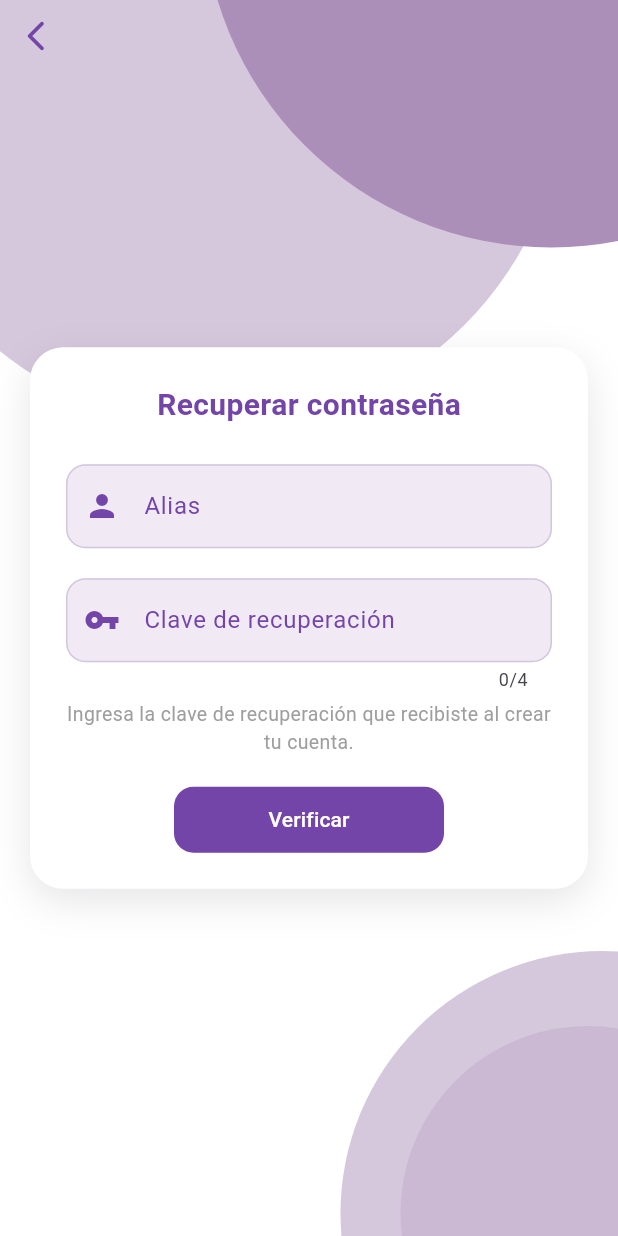
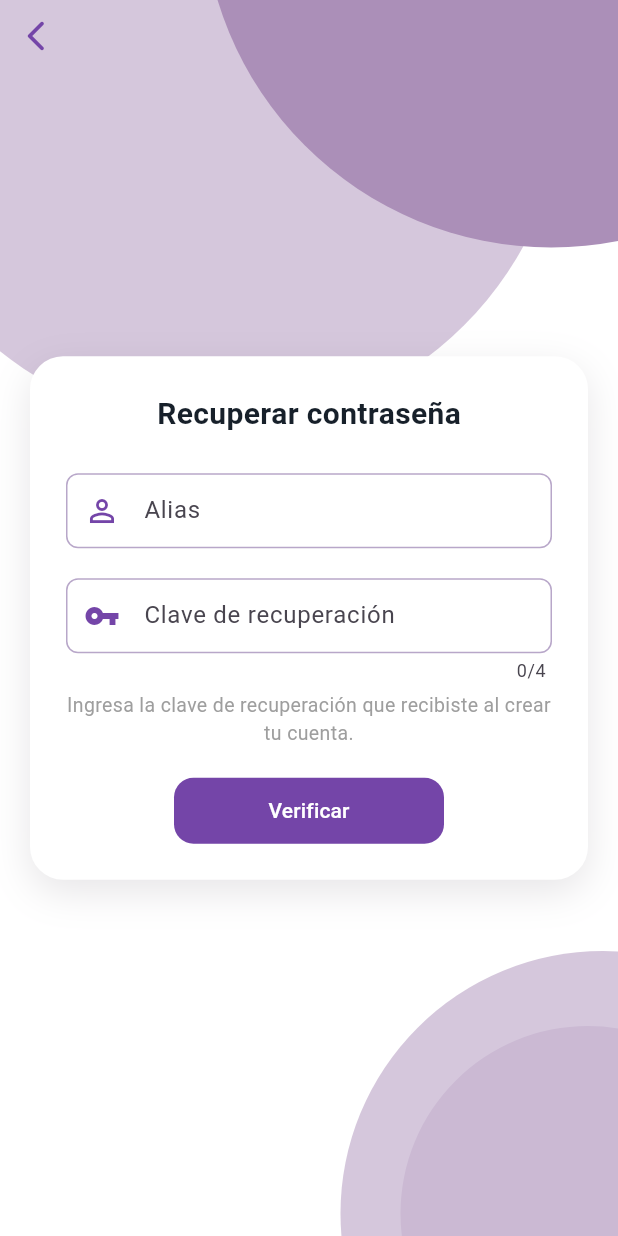
Before and after one commit to zoneidavente/Proyecto_Alerta_Violeta, a Flutter app: the screen it shows after launch, after a tap on "¿Olvidaste tu contraseña?", on a phone screen of 412 x 824 dp. Run offline on Flutter 3.47's test engine with Material 3 defaults, Android fonts, the phone set to English and light mode, and no system bars; our stand-ins replace audioplayers, firebase_core, flutter_map, geolocator, latlong2, timeago; accounts and stored records are empty; network calls fail.

Commit message:
Actualización de la aplicación

```diff
--- a/login_app/lib/recuperar_password_page.dart
+++ b/login_app/lib/recuperar_password_page.dart
@@ -186,7 +186,6 @@ class _RecuperarPasswordPageState extends State<RecuperarPasswordPage> {
   Widget build(BuildContext context) {
     const Color moradoSuave = Color(0xFFAB8FB8);
     const Color moradoTexto = Color(0xFF7445A8);
-    const Color moradoCampo = Color(0xFFF1EAF5);
     const Color borde = Color(0xFFB8A7C9);
 
     return Scaffold(
@@ -280,7 +279,7 @@ class _RecuperarPasswordPageState extends State<RecuperarPasswordPage> {
                         style: TextStyle(
                           fontSize: 20,
                           fontWeight: FontWeight.bold,
-                          color: moradoTexto,
+                          color: Color(0xFF17202A),
                         ),
                       ),
 
@@ -290,31 +289,30 @@ class _RecuperarPasswordPageState extends State<RecuperarPasswordPage> {
                       TextField(
                         controller: aliasController,
                         enabled: !claveVerificada,
-                        style: const TextStyle(color: moradoTexto),
                         decoration: InputDecoration(
-                          labelText: "Alias",
-                          labelStyle: const TextStyle(color: moradoTexto),
+                          hintText: "Alias",
                           prefixIcon: const Icon(
-                            Icons.person,
+                            Icons.person_outline,
                             color: moradoTexto,
                           ),
                           filled: true,
-                          fillColor: moradoCampo,
+                          fillColor: Colors.white,
+                          contentPadding: const EdgeInsets.symmetric(
+                            vertical: 13,
+                          ),
                           border: OutlineInputBorder(
-                            borderRadius: BorderRadius.circular(13),
+                            borderRadius: BorderRadius.circular(8),
                             borderSide: BorderSide(color: borde),
                           ),
                           enabledBorder: OutlineInputBorder(
-                            borderRadius: BorderRadius.circular(13),
-                            borderSide: BorderSide(
-                              color: borde.withValues(alpha: 0.55),
-                            ),
+                            borderRadius: BorderRadius.circular(8),
+                            borderSide: const BorderSide(color: borde),
                           ),
                           focusedBorder: OutlineInputBorder(
-                            borderRadius: BorderRadius.circular(13),
-                            borderSide: BorderSide(
+                            borderRadius: BorderRadius.circular(8),
+                            borderSide: const BorderSide(
                               color: moradoTexto,
-                              width: 1.6,
+                              width: 1.5,
                             ),
                           ),
                         ),
@@ -328,31 +326,30 @@ class _RecuperarPasswordPageState extends State<RecuperarPasswordPage> {
                         enabled: !claveVerificada,
                         keyboardType: TextInputType.number,
                         maxLength: 4,
-                        style: const TextStyle(color: moradoTexto),
                         decoration: InputDecoration(
-                          labelText: "Clave de recuperación",
-                          labelStyle: const TextStyle(color: moradoTexto),
+                          hintText: "Clave de recuperación",
                           prefixIcon: const Icon(
                             Icons.vpn_key,
                             color: moradoTexto,
                           ),
                           filled: true,
-                          fillColor: moradoCampo,
+                          fillColor: Colors.white,
+                          contentPadding: const EdgeInsets.symmetric(
+                            vertical: 13,
+                          ),
                           border: OutlineInputBorder(
-                            borderRadius: BorderRadius.circular(13),
+                            borderRadius: BorderRadius.circular(8),
                             borderSide: BorderSide(color: borde),
                           ),
                           enabledBorder: OutlineInputBorder(
-                            borderRadius: BorderRadius.circular(13),
-                            borderSide: BorderSide(
-                              color: borde.withValues(alpha: 0.55),
-                            ),
+                            borderRadius: BorderRadius.circular(8),
+                            borderSide: const BorderSide(color: borde),
                           ),
                           focusedBorder: OutlineInputBorder(
-                            borderRadius: BorderRadius.circular(13),
-                            borderSide: BorderSide(
+                            borderRadius: BorderRadius.circular(8),
+                            borderSide: const BorderSide(
                               color: moradoTexto,
-                              width: 1.6,
+                              width: 1.5,
                             ),
                           ),
                         ),
@@ -407,31 +404,30 @@ class _RecuperarPasswordPageState extends State<RecuperarPasswordPage> {
                         TextField(
                           controller: passwordController,
                           obscureText: true,
-                          style: const TextStyle(color: moradoTexto),
                           decoration: InputDecoration(
-                            labelText: "Nueva contraseña",
-                            labelStyle: const TextStyle(color: moradoTexto),
+                            hintText: "Nueva contraseña",
                             prefixIcon: const Icon(
-                              Icons.lock,
+                              Icons.lock_outline,
                               color: moradoTexto,
                             ),
                             filled: true,
-                            fillColor: moradoCampo,
+                            fillColor: Colors.white,
+                            contentPadding: const EdgeInsets.symmetric(
+                              vertical: 13,
+                            ),
                             border: OutlineInputBorder(
-                              borderRadius: BorderRadius.circular(13),
+                              borderRadius: BorderRadius.circular(8),
                               borderSide: BorderSide(color: borde),
                             ),
                             enabledBorder: OutlineInputBorder(
-                              borderRadius: BorderRadius.circular(13),
-                              borderSide: BorderSide(
-                                color: borde.withValues(alpha: 0.55),
-                              ),
+                              borderRadius: BorderRadius.circular(8),
+                              borderSide: const BorderSide(color: borde),
                             ),
                             focusedBorder: OutlineInputBorder(
-                              borderRadius: BorderRadius.circular(13),
-                              borderSide: BorderSide(
+                              borderRadius: BorderRadius.circular(8),
+                              borderSide: const BorderSide(
                                 color: moradoTexto,
-                                width: 1.6,
+                                width: 1.5,
                               ),
                             ),
                           ),
@@ -442,31 +438,30 @@ class _RecuperarPasswordPageState extends State<RecuperarPasswordPage> {
                         TextField(
                           controller: confirmController,
                           obscureText: true,
-                          style: const TextStyle(color: moradoTexto),
                           decoration: InputDecoration(
-                            labelText: "Confirmar contraseña",
-                            labelStyle: const TextStyle(color: moradoTexto),
+                            hintText: "Confirmar contraseña",
                             prefixIcon: const Icon(
                               Icons.lock_outline,
                               color: moradoTexto,
                             ),
                             filled: true,
-                            fillColor: moradoCampo,
+                            fillColor: Colors.white,
+                            contentPadding: const EdgeInsets.symmetric(
+                              vertical: 13,
+                            ),
                             border: OutlineInputBorder(
-                              borderRadius: BorderRadius.circular(13),
+                              borderRadius: BorderRadius.circular(8),
                               borderSide: BorderSide(color: borde),
                             ),
                             enabledBorder: OutlineInputBorder(
-                              borderRadius: BorderRadius.circular(13),
-                              borderSide: BorderSide(
-                                color: borde.withValues(alpha: 0.55),
-                              ),
+                              borderRadius: BorderRadius.circular(8),
+                              borderSide: const BorderSide(color: borde),
                             ),
                             focusedBorder: OutlineInputBorder(
-                              borderRadius: BorderRadius.circular(13),
-                              borderSide: BorderSide(
+                              borderRadius: BorderRadius.circular(8),
+                              borderSide: const BorderSide(
                                 color: moradoTexto,
-                                width: 1.6,
+                                width: 1.5,
                               ),
                             ),
                           ),
```
Also changed, not shown: login_app/lib/emergencia_page.dart (+1 -23 lines), login_app/lib/home_page.dart (+33 -79 lines), login_app/lib/mapa_page.dart (+0 -29 lines), login_app/lib/notificaciones_page.dart (+81 -114 lines), login_app/lib/registro_page.dart (+9 -19 lines), login_app/lib/reporte_page.dart (+39 -64 lines).
